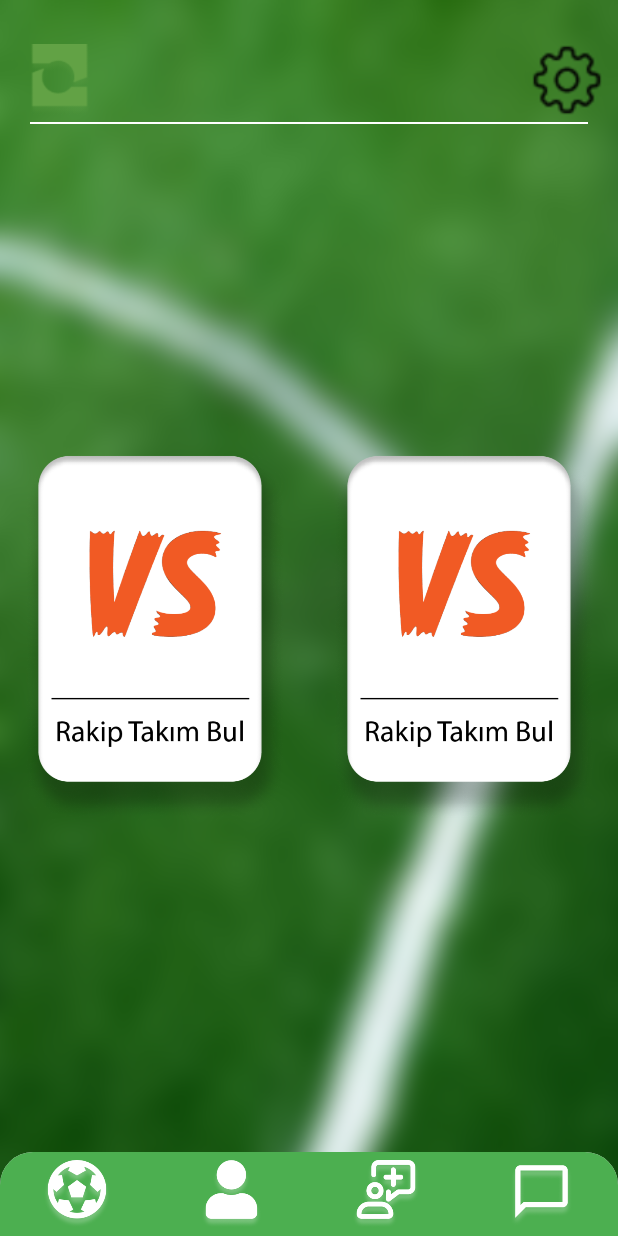
After one commit to Onurv77/Santra, an Android app built with Jetpack Compose: the RequestScreen screen opened through its navigation route, on a phone screen of 412 x 824 dp. The commit adds this screen. Run offline under Robolectric (Android 15) with nearby library versions, the phone set to English and light mode, and no system bars; our stand-ins replace Room's generated code, livedata-compose.

Commit message:
requestscreenadded

```diff
--- a/app/src/main/java/com/example/santra/ui/components/BottomBarContent.kt
+++ b/app/src/main/java/com/example/santra/ui/components/BottomBarContent.kt
@@ -74,7 +74,7 @@ fun BottomBarContent(navController: NavController) {
                     )
                 },
                 selected = false,
-                onClick = { /* Handle click */ }
+                onClick = { navController.navigate("request") }
             )
             BottomNavigationItem(
                 icon = {
--- a/app/src/main/java/com/example/santra/ui/components/Navigation.kt
+++ b/app/src/main/java/com/example/santra/ui/components/Navigation.kt
@@ -17,6 +17,7 @@ import com.example.santra.ui.screens.AnnouncementDetailScreen
 import com.example.santra.ui.screens.HomeScreen
 import com.example.santra.ui.screens.LoginScreen
 import com.example.santra.ui.screens.RegisterScreen
+import com.example.santra.ui.screens.RequestScreen
 
 @Composable
 fun AppNavigation(db:AppDatabase) {
@@ -40,5 +41,6 @@ fun AppNavigation(db:AppDatabase) {
             val announcementId = backStackEntry.arguments?.getString("announcementId")
             AnnouncementDetailScreen(navController = navController, announcementId = announcementId)
         }
+        composable("request") { RequestScreen(navController) }
     }
 }
--- a/app/src/main/java/com/example/santra/ui/components/TopBarContent.kt
+++ b/app/src/main/java/com/example/santra/ui/components/TopBarContent.kt
@@ -54,9 +54,11 @@ fun TopBarContent() {
         }
         Spacer(
             modifier = Modifier
+                .padding(start = 20.dp, end = 20.dp)
                 .fillMaxWidth()
                 .height(1.dp)
-                .background(Color.Gray)
+                .background(Color.White)
+
         )
     }
 }
--- a/app/src/main/java/com/example/santra/ui/screens/AnnouncementDetail.kt
+++ b/app/src/main/java/com/example/santra/ui/screens/AnnouncementDetail.kt
@@ -4,20 +4,14 @@ import androidx.compose.foundation.Image
 import androidx.compose.foundation.layout.Arrangement
 import androidx.compose.foundation.layout.Box
 import androidx.compose.foundation.layout.Column
-import androidx.compose.foundation.layout.Row
 import androidx.compose.foundation.layout.Spacer
-import androidx.compose.foundation.layout.fillMaxHeight
 import androidx.compose.foundation.layout.fillMaxSize
-import androidx.compose.foundation.layout.fillMaxWidth
 import androidx.compose.foundation.layout.height
 import androidx.compose.foundation.layout.padding
 import androidx.compose.foundation.layout.width
 import androidx.compose.foundation.shape.RoundedCornerShape
-import androidx.compose.material3.ButtonColors
 import androidx.compose.material3.ButtonDefaults
-import androidx.compose.material3.ButtonGroup
 import androidx.compose.material3.Card
-import androidx.compose.material3.CardColors
 import androidx.compose.material3.CardDefaults
 import androidx.compose.material3.FilledTonalButton
 import androidx.compose.material3.MaterialTheme
@@ -27,14 +21,11 @@ import androidx.compose.runtime.Composable
 import androidx.compose.ui.Alignment
 import androidx.compose.ui.Modifier
 import androidx.compose.ui.draw.blur
-import androidx.compose.ui.graphics.BlendMode
 import androidx.compose.ui.graphics.Color
-import androidx.compose.ui.graphics.ColorFilter
 import androidx.compose.ui.layout.ContentScale
 import androidx.compose.ui.res.painterResource
 import androidx.compose.ui.tooling.preview.Preview
 import androidx.compose.ui.unit.dp
-import androidx.navigation.NavBackStackEntry
 import androidx.navigation.NavController
 import androidx.navigation.compose.rememberNavController
 import com.example.santra.R
@@ -84,7 +75,18 @@ fun AnnouncementDetailScreen(navController: NavController, announcementId: Strin
                             modifier = Modifier.align(Alignment.CenterHorizontally)
                         )
 
-                        Text(text = "Username", modifier = Modifier.align(Alignment.CenterHorizontally))
+                        Text(
+                            text = "Username",
+                            modifier = Modifier
+                                .align(Alignment.CenterHorizontally)
+                                .padding(bottom = 30.dp)
+                        )
+
+                        Image(
+                            painter = painterResource(R.drawable.rank5_3),
+                            contentDescription = null,
+                            modifier = Modifier.align(Alignment.CenterHorizontally)
+                        )
 
                         Spacer(modifier = Modifier.height(50.dp))
 
@@ -92,7 +94,7 @@ fun AnnouncementDetailScreen(navController: NavController, announcementId: Strin
                             text = "${toNumber+1}. İlan",
                             style = MaterialTheme.typography.bodyMedium,
                             modifier = Modifier
-                                .padding(start = 60.dp)
+                                .padding(start = 20.dp)
                         )
 
                         Spacer(modifier = Modifier.height(50.dp))
@@ -108,7 +110,8 @@ fun AnnouncementDetailScreen(navController: NavController, announcementId: Strin
                         FilledTonalButton(
                             onClick = { },
                             shape = RoundedCornerShape(8.dp),
-                            modifier = Modifier.width(100.dp)
+                            modifier = Modifier
+                                .width(100.dp)
                                 .align(Alignment.CenterHorizontally),
                             colors = ButtonDefaults.buttonColors(
                                 Color(0XFF5091B1)
--- /dev/null
+++ b/app/src/main/java/com/example/santra/ui/screens/RequestScreen.kt
@@ -0,0 +1,88 @@
+package com.example.santra.ui.screens
+
+import androidx.compose.foundation.Image
+import androidx.compose.foundation.clickable
+import androidx.compose.foundation.layout.Arrangement
+import androidx.compose.foundation.layout.Box
+import androidx.compose.foundation.layout.Row
+import androidx.compose.foundation.layout.Spacer
+import androidx.compose.foundation.layout.fillMaxSize
+import androidx.compose.foundation.layout.fillMaxWidth
+import androidx.compose.foundation.layout.padding
+import androidx.compose.foundation.layout.size
+import androidx.compose.material.Card
+import androidx.compose.material3.Scaffold
+import androidx.compose.runtime.Composable
+import androidx.compose.ui.Alignment
+import androidx.compose.ui.Modifier
+import androidx.compose.ui.draw.blur
+import androidx.compose.ui.graphics.Color
+import androidx.compose.ui.layout.ContentScale
+import androidx.compose.ui.res.painterResource
+import androidx.compose.ui.tooling.preview.Preview
+import androidx.compose.ui.unit.dp
+import androidx.navigation.NavController
+import androidx.navigation.compose.rememberNavController
+import com.example.santra.R
+import com.example.santra.ui.components.BottomBarContent
+import com.example.santra.ui.components.TopBarContent
+
+@Composable
+fun RequestScreen(navController: NavController) {
+
+    Image(
+        painter = painterResource(R.drawable.santra_background),
+        contentDescription = "background",
+        modifier = Modifier
+            .fillMaxSize()
+            .blur(16.dp),
+        contentScale = ContentScale.FillBounds
+    )
+
+    Scaffold(
+        containerColor = Color.Transparent,
+        topBar = { TopBarContent() },
+        bottomBar = { BottomBarContent(navController) }
+    ) { paddingValues ->
+
+        Box(
+            modifier = Modifier
+                .fillMaxSize()
+                .padding(paddingValues)
+        ) {
+            Row(
+                modifier = Modifier
+                    .fillMaxSize(),
+                verticalAlignment = Alignment.CenterVertically,
+                horizontalArrangement = Arrangement.SpaceBetween
+            ) {
+                Image(
+                    contentDescription = "matching",
+                    painter = painterResource(R.drawable.rakipbul),
+                    modifier = Modifier
+                        .weight(1f)
+                        .padding(16.dp)
+                        .clickable { }
+                )
+
+                Image(
+                    contentDescription = null,
+                    painter = painterResource(R.drawable.rakipbul),
+                    modifier = Modifier
+                        .weight(1f)
+                        .padding(16.dp)
+                        .clickable { }
+                )
+
+            }
+        }
+    }
+
+}
+
+@Preview
+@Composable
+fun preReq() {
+    val navController = rememberNavController()
+    RequestScreen(navController)
+}
```
Also changed, not shown: app/src/main/res/drawable/rakipbul.png (added), app/src/main/res/drawable/rank5_3.png (added).
